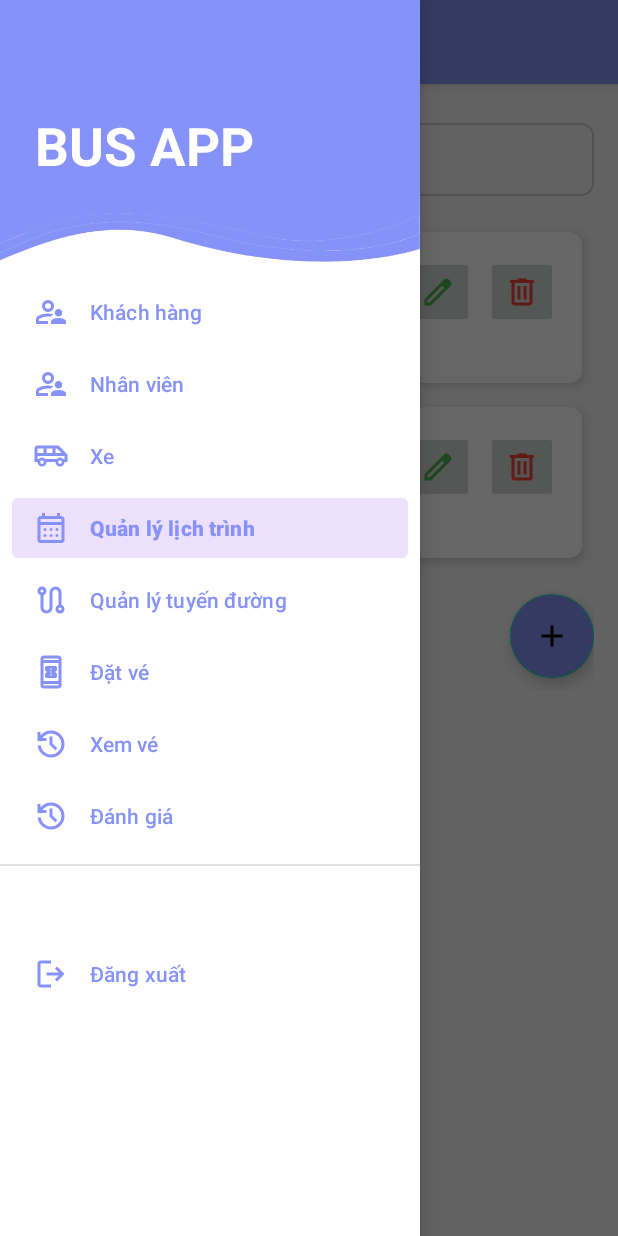
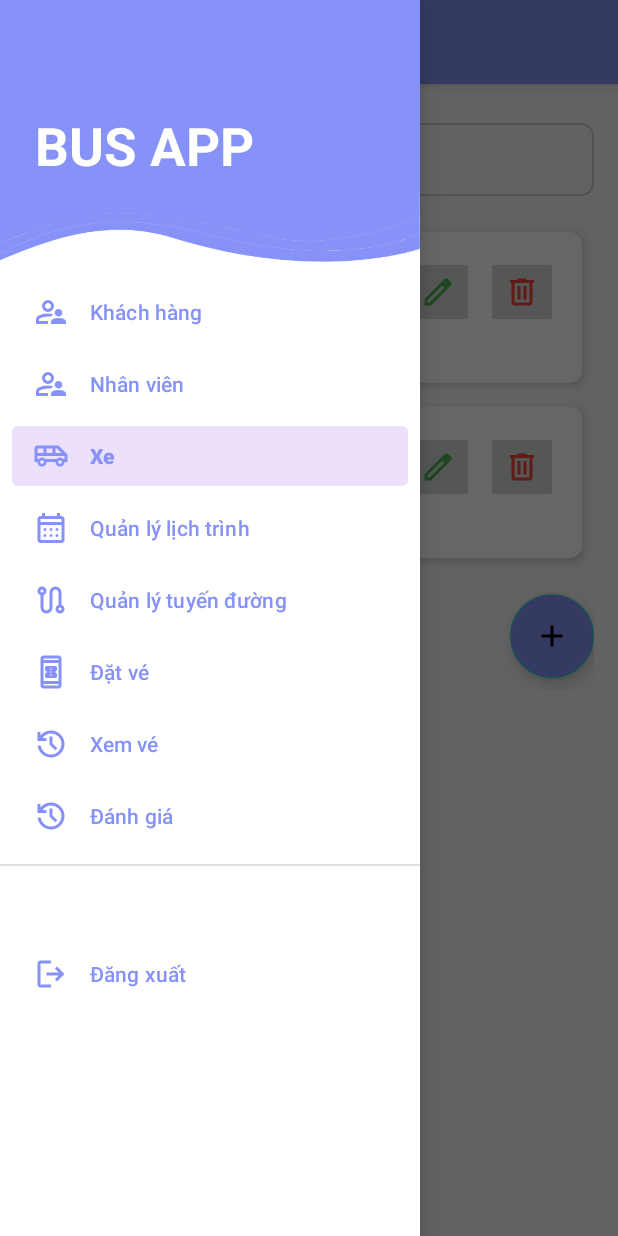
Before and after one commit to thduonq04/BTL_Nhom6, an Android app: the ManageCarActivity screen opened directly, with no data from a screen before it, with the side drawer open, on a phone screen of 412 x 824 dp. Run offline under Robolectric (Android 15) with nearby library versions, the phone set to English and light mode, and no system bars.

Commit message:
update_code3

```diff
--- a/TicketBookingApp/app/src/main/java/vn/edu/tlu/cse/nhom6/ticketbookingapp/activity/ManageCarActivity.java
+++ b/TicketBookingApp/app/src/main/java/vn/edu/tlu/cse/nhom6/ticketbookingapp/activity/ManageCarActivity.java
@@ -54,7 +54,7 @@ public class ManageCarActivity extends AppCompatActivity implements CarAdapter.O
         ActionBarDrawerToggle toggle = new ActionBarDrawerToggle(this, drawerLayout, toolbar, R.string.open_nav, R.string.close_nav);
         drawerLayout.addDrawerListener(toggle);
         toggle.syncState();
-        navigationView.setCheckedItem(R.id.nav_qllt);
+        navigationView.setCheckedItem(R.id.nav_car);
 
         recyclerView = findViewById(R.id.recyclerView);
         etSearch = findViewById(R.id.etSearch);
```
Also changed, not shown: 1 other file.
